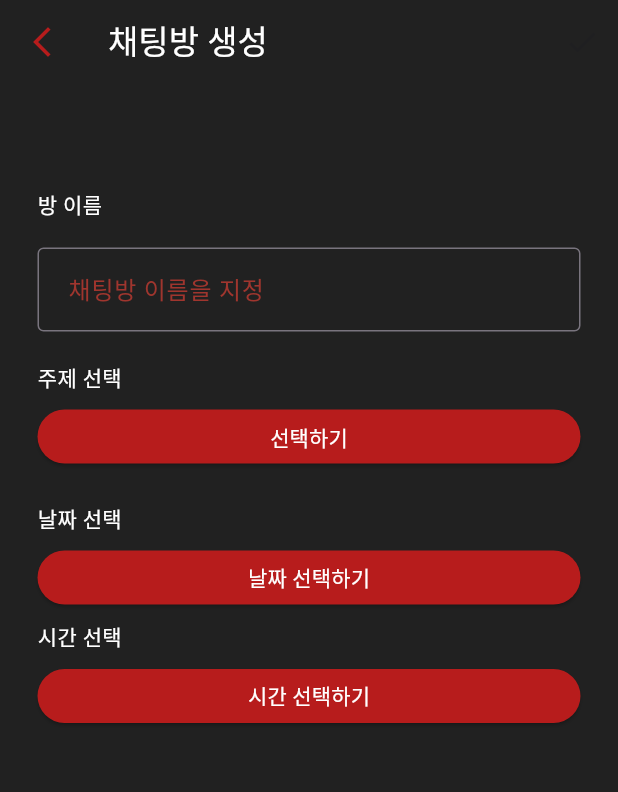
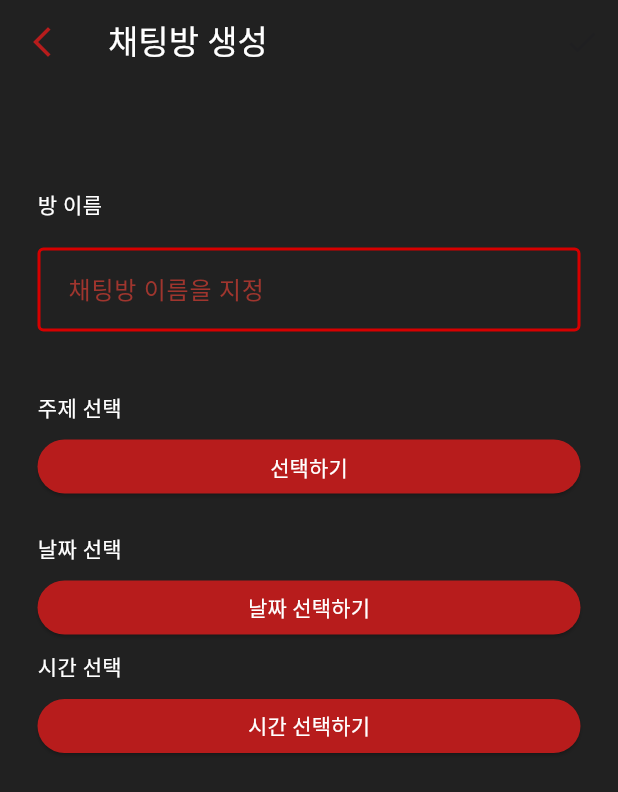
Before and after one commit to gho94/kirbyPort, a Flutter app: the CreateRoomScreen screen opened by its route, on a phone screen of 412 x 824 dp. Shown: the top 792 px of the screen. Run offline on Flutter 3.47's test engine with Material 3 defaults, Android fonts, the phone set to English and light mode, and no system bars; our stand-ins replace device_info_plus, flutter_local_notifications, go_router, socket_io_client, sqflite, timezone; accounts and stored records are empty.

Commit message:
[Design] 채팅방생성스크린 텍스트필드 변경
1. 텍스트필드 테두리 색상 변경

```diff
--- a/kirby_port_app/lib/screen/create_room_screen.dart
+++ b/kirby_port_app/lib/screen/create_room_screen.dart
@@ -92,15 +92,34 @@ class _CreateRoomScreenState extends State<CreateRoomScreen> {
             ),
             const SizedBox(height: 18),
             TextField(
+              style: const TextStyle(color: Colors.white),
               controller: _textEditingController,
               decoration: InputDecoration(
-                border: const OutlineInputBorder(),
-                labelText: ' 채팅방 이름을 지정',
-                labelStyle: TextStyle(color: Colors.red.withOpacity(0.6)),
-              ),
+                  labelText: ' 채팅방 이름을 지정',
+                  labelStyle: TextStyle(color: Colors.red.withOpacity(0.6)),
+                  border: const OutlineInputBorder(
+                    borderSide: BorderSide(), //기본설정
+                  ),
+                  enabledBorder: const OutlineInputBorder(
+                    //포커스가 없는 상태의 테두리
+                    borderSide: BorderSide(
+                      color: Color.fromARGB(255, 214, 0, 0),
+                      width: 2,
+                    ),
+                  ),
+                  focusedBorder: const OutlineInputBorder(
+                    //포커스된 상태의 테두리
+                    borderSide: BorderSide(
+                      color: Color.fromARGB(255, 214, 0, 0),
+                      width: 2,
+                    ),
+                  ),
+                  filled: true,
+                  fillColor: Colors.grey[900]),
               onChanged: (value) => validActionEnable(),
+              cursorColor: Colors.white,
             ),
-            const SizedBox(height: 20),
+            const SizedBox(height: 40),
             const Text("주제 선택",
                 style: TextStyle(
                   color: Colors.white,
```
